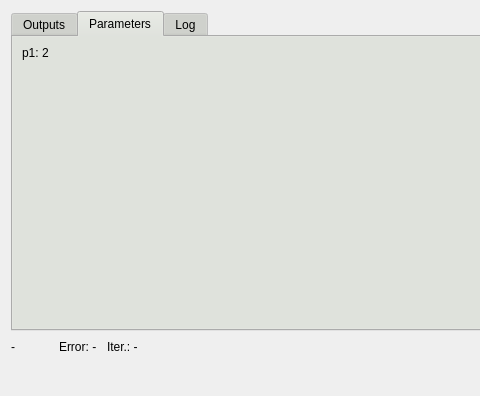
Before: the Qt Designer form ui/ui_files/results_page.ui in gnegrelli/identPy_GUI, drawn with Qt 5; both pictures show x 0 to 480 and y 0 to 396 of the 827 by 396 pixel window.
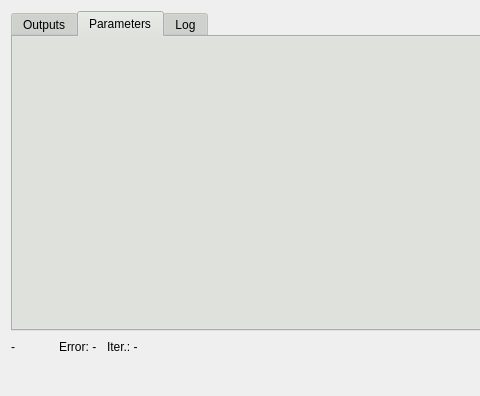
After: the same form once the commit is applied. The open tabs and pages were chosen to show the change.

Commit message: Present model parameters without title

The edit to the form file:
```diff
--- a/ui/ui_files/results_page.ui
+++ b/ui/ui_files/results_page.ui
@@ -86,7 +86,7 @@
        <item row="0" column="0">
         <widget class="QLabel" name="p_values">
          <property name="text">
-          <string>p1: 2</string>
+          <string/>
          </property>
          <property name="alignment">
           <set>Qt::AlignLeading|Qt::AlignLeft|Qt::AlignTop</set>
```
The commit also changes 2 other files.
